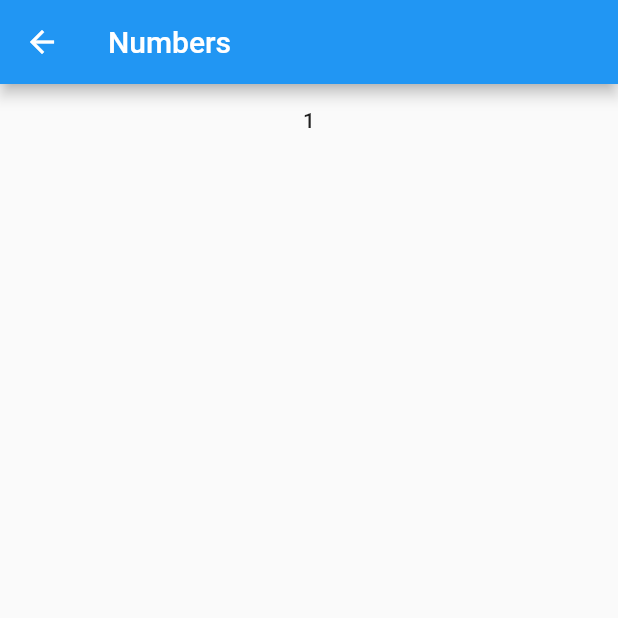
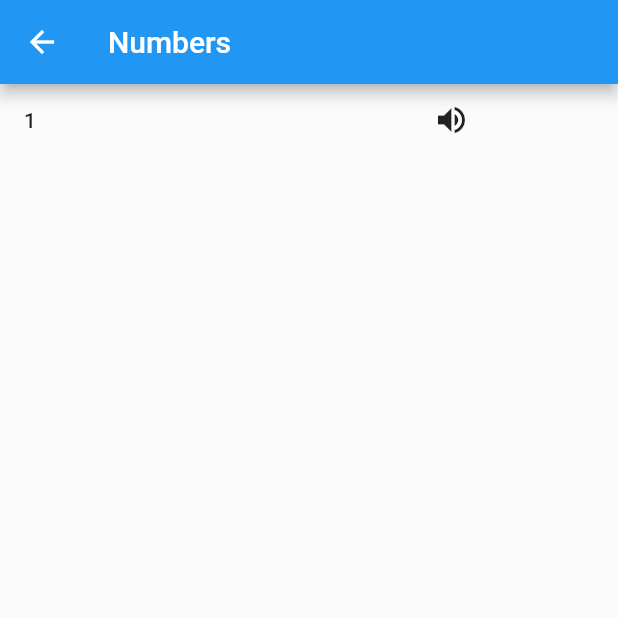
Before and after one commit to RaulSebastian/FlutterHackathonAphasia, a Flutter app: the NumbersPage screen opened directly, on a phone screen of 412 x 824 dp, the top half of it. Run offline on Flutter 3.47's test engine with Material 2 defaults, Android fonts, the phone set to English and light mode, and no system bars; our stand-ins replace flutter_tts; missing offline and left inert: flutter_image.

Commit message:
Auto stash before merge of "master" and "origin/master"

```diff
--- a/lib/numbers.dart
+++ b/lib/numbers.dart
@@ -1,5 +1,6 @@
 import 'package:flutter/material.dart';
 import 'package:flutter/widgets.dart';
+import 'package:flutter_hackathon_aphasia/tts.dart';
 import 'package:intl/intl.dart';
 
 class NumbersPage extends StatefulWidget {
@@ -45,14 +46,11 @@ class BasicDateField extends StatelessWidget {
   Widget build(BuildContext context) {
     return Column(children: <Widget>[
       FlatButton(
-          onPressed: () {
-
-          },
-          child: Text(
-            "1",
-          )
-
-          )
+          onPressed: () {},
+          child: Row(children: <Widget>[
+            Expanded(flex: 70, child: Text("1")),
+            Expanded(flex: 70, child: TtsWidget(listenableText: "1"))
+          ]))
     ]);
   }
 }
```
